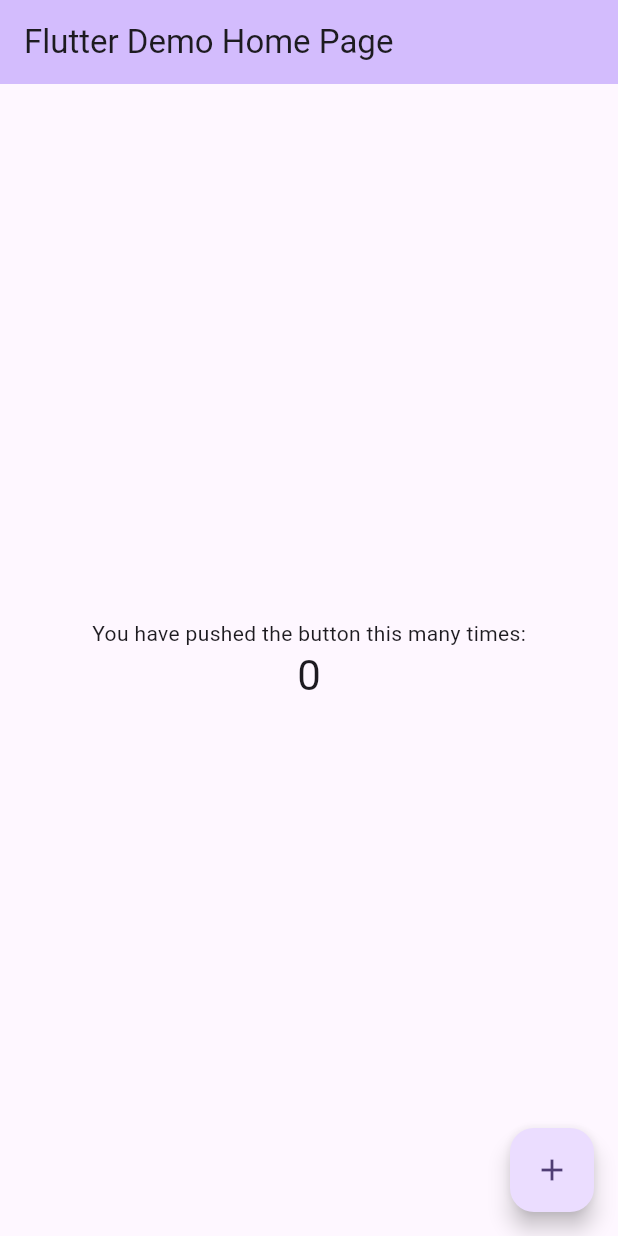
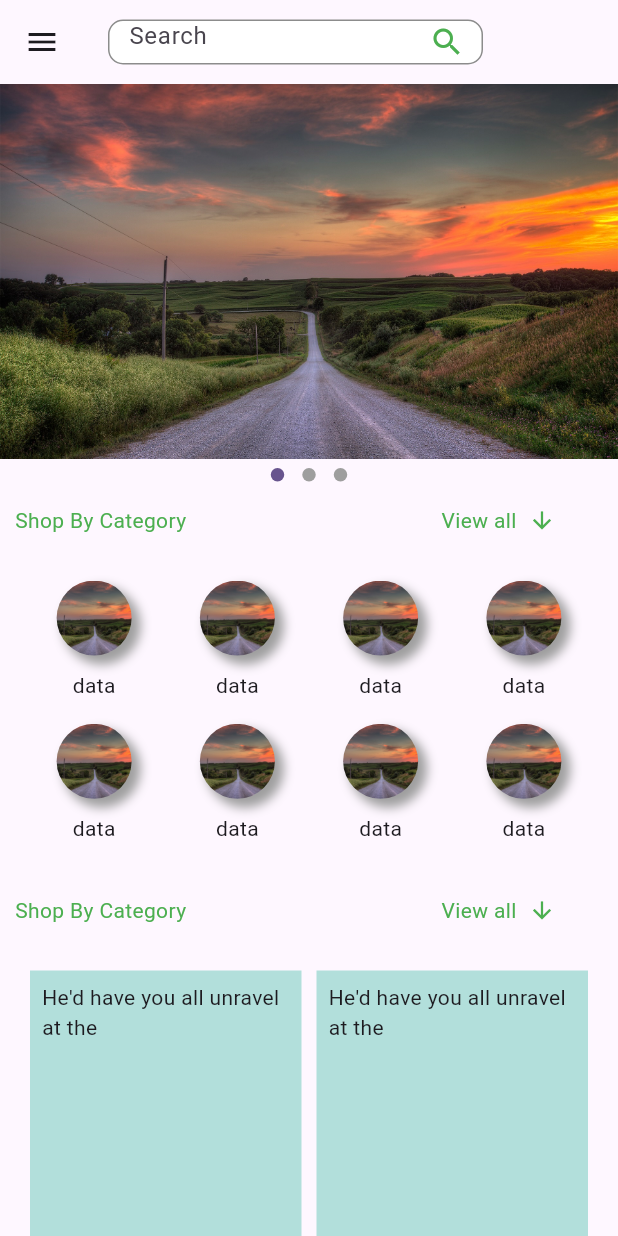
Before and after one commit to NigilDharsan/VilFresh, a Flutter app: the screen it shows after launch, on a phone screen of 412 x 824 dp. Run offline on Flutter 3.47's test engine with Material 3 defaults, Android fonts, the phone set to English and light mode, and no system bars; drawn by our look-alikes of carousel_slider, dots_indicator.

Commit message:
Home Design implemented

```diff
--- a/lib/Home Screen/NavDrawar.dart
+++ b/lib/Home Screen/NavDrawar.dart
@@ -1,8 +1,18 @@
 import 'package:flutter/material.dart';
 
 class NavDrawer extends StatelessWidget {
-
-  var menuTitle = ["","Home","My Order","Topup Wallet","Wallet History","Subscription","Language","Refer & Earn","Help & Support","Terms & Condition",];
+  var menuTitle = [
+    "",
+    "Home",
+    "My Order",
+    "Topup Wallet",
+    "Wallet History",
+    "Subscription",
+    "Language",
+    "Refer & Earn",
+    "Help & Support",
+    "Terms & Condition",
+  ];
 
   @override
   Widget build(BuildContext context) {
@@ -14,10 +24,8 @@ class NavDrawer extends StatelessWidget {
             child: ListView.builder(
                 itemCount: menuTitle.length,
                 itemBuilder: (BuildContext context, int index) {
-                  if (index == 0)
-                    {
-                      return
-                          DrawerHeader(
+                  if (index == 0) {
+                    return DrawerHeader(
                       child: Text(
                         'Side menu',
                         style: TextStyle(color: Colors.white, fontSize: 25),
@@ -26,24 +34,24 @@ class NavDrawer extends StatelessWidget {
                           color: Colors.green,
                           image: DecorationImage(
                               fit: BoxFit.fill,
-                                    image: AssetImage('assets/Test.JPG'))),
+                              image: AssetImage('lib/assets/Sunset.jpeg'))),
                     );
-                    }
-                  else
-                    {
+                  } else {
                     return ListTile(
                         leading: const Icon(Icons.list),
-
                         title: Text(menuTitle[index]));
                   }
-
-
                 }),
           ),
-          Container(height: 100,child: Text("Version 1.0",textAlign: TextAlign.left,),)
+          Container(
+            height: 100,
+            child: Text(
+              "Version 1.0",
+              textAlign: TextAlign.left,
+            ),
+          )
         ],
       ),
-
 
       // ListView(
       //   padding: EdgeInsets.zero,
--- a/lib/Home Screen/homeScreen.dart
+++ b/lib/Home Screen/homeScreen.dart
@@ -0,0 +1,268 @@
+import 'package:carousel_slider/carousel_slider.dart';
+import 'package:dots_indicator/dots_indicator.dart';
+import 'package:flutter/material.dart';
+
+import 'NavDrawar.dart';
+
+class HomeScreen extends StatefulWidget {
+  const HomeScreen({super.key});
+
+  @override
+  State<HomeScreen> createState() => _HomeScreenState();
+}
+
+class _HomeScreenState extends State<HomeScreen> {
+  int currentIndex = 0;
+  final items = [
+    Image(image: AssetImage('lib/assets/Sunset.jpeg'), fit: BoxFit.fill),
+    Image(
+      image: AssetImage('lib/assets/Sunset.jpeg'),
+      fit: BoxFit.fill,
+    ),
+    Image(
+      image: AssetImage('lib/assets/Sunset.jpeg'),
+      fit: BoxFit.fill,
+    )
+  ];
+  var arrayitems = [
+    'Daily Subscription',
+    'VF Basket',
+    'Farm to Home',
+    'Factory to Home'
+  ];
+  @override
+  Widget build(BuildContext context) {
+    return Scaffold(
+      drawer: NavDrawer(),
+      appBar: AppBar(
+        // leading: Icon(Icons.menu,color: Colors.green,),
+        title: Container(
+          height: 30,
+          width: 250,
+          decoration: BoxDecoration(),
+          child: TextFormField(
+            decoration: InputDecoration(
+              filled: true,
+              fillColor: Colors.white,
+              enabledBorder: OutlineInputBorder(
+                borderRadius: BorderRadius.circular(10),
+                borderSide: BorderSide(color: Colors.black45, width: 1),
+              ),
+              suffixIcon: Icon(
+                Icons.search,
+                color: Colors.green,
+              ),
+              hintText: 'Search',
+              contentPadding: EdgeInsets.all(10),
+            ),
+          ),
+        ),
+      ),
+      body: SingleChildScrollView(
+        child: Column(
+          children: [
+            CarouselSlider(
+              items: items,
+              options: CarouselOptions(
+                  height: 250,
+                  enlargeCenterPage: false,
+                  autoPlay: true,
+                  aspectRatio: 16 / 9,
+                  autoPlayCurve: Curves.fastOutSlowIn,
+                  enableInfiniteScroll: true,
+                  autoPlayAnimationDuration: Duration(milliseconds: 800),
+                  viewportFraction: 1,
+                  onPageChanged: (index, reason) {
+                    setState(() {
+                      currentIndex = index;
+                    });
+                  }),
+            ),
+            DotsIndicator(
+              dotsCount: items.length,
+              position: currentIndex.toInt(),
+            ),
+            Row(
+              children: [
+                Padding(
+                  padding: const EdgeInsets.all(10),
+                  child: Text(
+                    'Shop By Category',
+                    style: TextStyle(
+                      color: Colors.green,
+                    ),
+                  ),
+                ),
+                Padding(
+                  padding: const EdgeInsets.only(left: 160),
+                  child: Text(
+                    'View all',
+                    style: TextStyle(
+                      color: Colors.green,
+                    ),
+                  ),
+                ),
+                SizedBox(
+                  width: 8,
+                ),
+                Icon(
+                  Icons.arrow_downward_outlined,
+                  size: 18,
+                  color: Colors.green,
+                )
+              ],
+            ),
+            Container(
+              height: 220,
+              child: GridView.count(
+                primary: false,
+                padding: const EdgeInsets.all(20),
+                crossAxisSpacing: 10,
+                mainAxisSpacing: 10,
+                crossAxisCount: 4,
+                children: List.generate(8, (index) {
+                  return Column(
+                    children: [
+                      Container(
+                        height: 50,
+                        decoration: BoxDecoration(
+                            boxShadow: [
+                              BoxShadow(
+                                  color: Colors.grey,
+                                  spreadRadius: 1,
+                                  blurRadius: 5,
+                                  offset: Offset(5.0, 5.0))
+                            ],
+                            shape: BoxShape.circle,
+                            image: DecorationImage(
+                              image: AssetImage('lib/assets/Sunset.jpeg'),
+                              fit: BoxFit.fill,
+                            )),
+                      ),
+                      SizedBox(
+                        height: 10,
+                      ),
+                      Text("data"),
+                      // SizedBox(height: 10,),
+                      // Text("data")
+                    ],
+                  );
+                }),
+              ),
+            ),
+            // Container(
+            //   height: 160,
+            //   child: ListView.builder(
+            //     scrollDirection: Axis.horizontal,
+            //       itemCount: 4,
+            //       itemBuilder:(BuildContext,index){
+            //     return Column(
+            //       children: [
+            //         Padding(
+            //           padding: const EdgeInsets.all(8.0),
+            //           child: Container(
+            //             height: 100,
+            //             width: 80,
+            //             decoration: BoxDecoration(
+            //               boxShadow: [BoxShadow(color: Colors.grey,
+            //               spreadRadius: 1,
+            //               blurRadius: 5,
+            //               offset: Offset(5.0,
+            //                   5.0))],
+            //               shape: BoxShape.circle,
+            //               image: DecorationImage(
+            //                 image: AssetImage('assets/Test.JPG'),fit: BoxFit.fill,
+            //               )
+            //             ),
+            //           ),
+            //         )
+            //       ],
+            //     );
+            //   }
+            // ),
+            // ),
+            Row(
+              children: [
+                Padding(
+                  padding: const EdgeInsets.all(10),
+                  child: Text(
+                    'Shop By Category',
+                    style: TextStyle(
+                      color: Colors.green,
+                    ),
+                  ),
+                ),
+                Padding(
+                  padding: const EdgeInsets.only(left: 160),
+                  child: Text(
+                    'View all',
+                    style: TextStyle(
+                      color: Colors.green,
+                    ),
+                  ),
+                ),
+                SizedBox(
+                  width: 8,
+                ),
+                Icon(
+                  Icons.arrow_downward_outlined,
+                  size: 18,
+                  color: Colors.green,
+                )
+              ],
+            ),
+            Container(
+              height: 400,
+              child: GridView.count(
+                primary: false,
+                padding: const EdgeInsets.all(20),
+                crossAxisSpacing: 10,
+                mainAxisSpacing: 10,
+                crossAxisCount: 2,
+                children: List.generate(4, (index) {
+                  return Container(
+                    padding: const EdgeInsets.all(8),
+                    color: Colors.teal[100],
+                    child: const Text("He'd have you all unravel at the"),
+                  );
+                }),
+              ),
+            )
+
+            // Container(
+            //     height: 160,
+            //     child: ListView.builder(
+            //         scrollDirection: Axis.horizontal,
+            //         itemCount: 4,
+            //         itemBuilder:(BuildContext,index){
+            //           return Column(
+            //             children: [
+            //               Padding(
+            //                 padding: const EdgeInsets.all(8.0),
+            //                 child: Container(
+            //                   height: 100,
+            //                   width: 80,
+            //                   decoration: BoxDecoration(
+            //                       boxShadow: [BoxShadow(color: Colors.grey,
+            //                           spreadRadius: 1,
+            //                           blurRadius: 5,
+            //                           offset: Offset(5.0,
+            //                               5.0))],
+            //                       shape: BoxShape.circle,
+            //                       image: DecorationImage(
+            //                           image: AssetImage('assets/Test.JPG'),fit: BoxFit.fill
+            //                       )
+            //                   ),
+            //                 ),
+            //               )
+            //             ],
+            //           );
+            //         }
+            //     )
+            // )
+          ],
+        ),
+      ),
+    );
+  }
+}
--- a/lib/main.dart
+++ b/lib/main.dart
@@ -1,4 +1,5 @@
 import 'package:flutter/material.dart';
+import 'package:vilfresh/Home%20Screen/homeScreen.dart';
 
 void main() {
   runApp(const MyApp());
@@ -31,7 +32,7 @@ class MyApp extends StatelessWidget {
           colorScheme: ColorScheme.fromSeed(seedColor: Colors.deepPurple),
           useMaterial3: true,
         ),
-      home: const MyHomePage(title: 'Flutter Demo Home Page'),
+        home: HomeScreen() //const MyHomePage(title: 'Flutter Demo Home Page'),
         );
   }
 }
--- a/pubspec.yaml
+++ b/pubspec.yaml
@@ -62,8 +62,8 @@ flutter:
   uses-material-design: true
 
   # To add assets to your application, add an assets section, like this:
-  # assets:
-  #   - images/a_dot_burr.jpeg
+  assets:
+    - lib/assets/
   #   - images/a_dot_ham.jpeg
 
   # An image asset can refer to one or more resolution-specific "variants", see
```
Also changed, not shown: lib/assets/Sunset.jpeg (added). Lines whose indentation alone changed are shown as unchanged.
